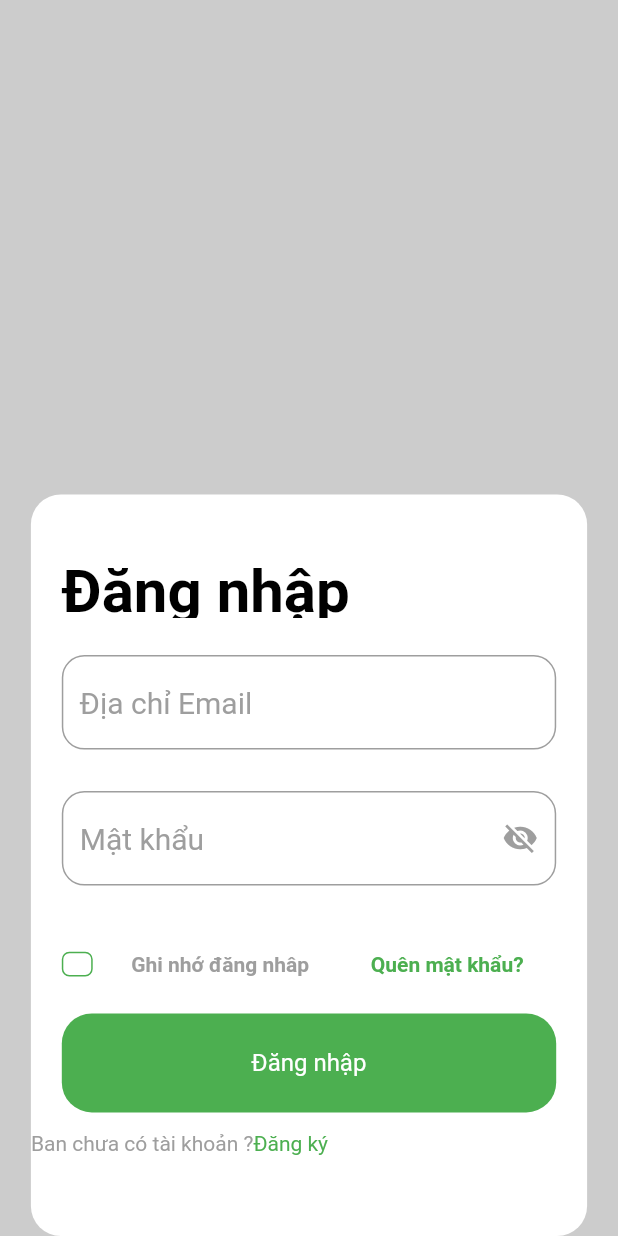
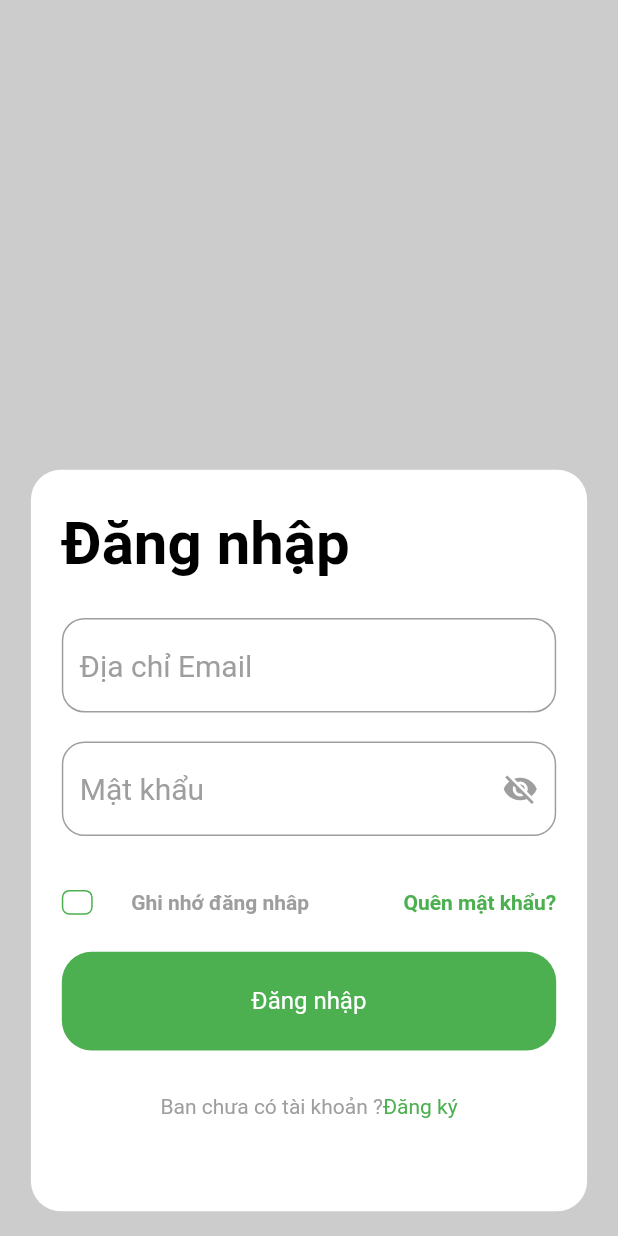
Before and after one commit to NDPhat/air, a Flutter app: the screen it shows after launch, on a phone screen of 412 x 824 dp. Run offline on Flutter 3.47's test engine with Material 2 defaults, Android fonts, the phone set to English and light mode, and no system bars.

Commit message:
first commit

```diff
--- a/lib/presentation/login.dart
+++ b/lib/presentation/login.dart
@@ -21,7 +21,8 @@ class LoginScreen extends StatelessWidget {
             child: Container(
               width: size.width * 0.9,
               height: size.height * 0.6,
-              padding: EdgeInsets.only(top: size.height*0.05,bottom: size.height*0.05 ),
+              margin: EdgeInsets.only(bottom: size.height*0.02),
+              padding: EdgeInsets.only(top: size.height*0.02,bottom: size.height*0.02 ),
               decoration: const BoxDecoration(
                   borderRadius: BorderRadius.all(Radius.circular(20)),
                   color: Colors.white),
@@ -29,7 +30,7 @@ class LoginScreen extends StatelessWidget {
                 children: [
                   Container(
                     width: size.width * 0.8,
-                    height: size.height * 0.05,
+                    height: size.height * 0.08,
                     alignment: Alignment.centerLeft,
                     child: const Text(
                       "Đăng nhập",
@@ -40,7 +41,7 @@ class LoginScreen extends StatelessWidget {
                     ),
                   ),
                   SizedBox(
-                    height: size.height*0.03,
+                    height: size.height*0.02,
                   ),
                   InputFieldWidget(
                     width: size.width * 0.8,
@@ -48,7 +49,7 @@ class LoginScreen extends StatelessWidget {
                     hintText: "Địa chỉ Email",
                   ),
                   SizedBox(
-                    height: size.height*0.03,
+                    height: size.height*0.02,
                   ),
                   InputFieldWidget(
                       width: size.width * 0.8,
@@ -56,7 +57,7 @@ class LoginScreen extends StatelessWidget {
                       hintText: "Mật khẩu",
                       iconRight: const Icon(Icons.visibility_off)),
                   SizedBox(
-                    height: size.height*0.02,
+                    height: size.height*0.01,
                   ),
                   SizedBox(
                     height: size.height * 0.08,
@@ -86,8 +87,8 @@ class LoginScreen extends StatelessWidget {
                           ),
                         ),
                         Container(
-                          width: size.width * 0.3,
-                          alignment: Alignment.centerLeft,
+                          alignment: Alignment.centerRight,
+                          width: size.width * 0.4,
                           child: const Text(
                             "Quên mật khẩu?",
                             style: TextStyle(
@@ -114,12 +115,16 @@ class LoginScreen extends StatelessWidget {
                           style: TextStyle(color: Colors.white, fontSize: 16),
                         )),
                       )),
+                  SizedBox(
+                    height: size.height*0.02,
+                  ),
                   Container(
                     alignment: Alignment.center,
                     height: size.height * 0.05,
                     width: size.width,
                     child: const Center(
                         child: Row(
+                          mainAxisAlignment: MainAxisAlignment.center,
                       children: [
                         Text(
                           "Ban chưa có tài khoản ?",
```
